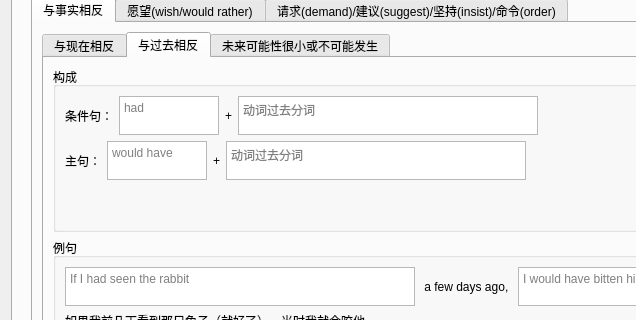
Old version of the form ui/EnglishPractice.ui in the repository SuWeipeng/EnglishPractice; both pictures show x 0 to 636 and y 114 to 434 of the 1040 by 696 pixel window.
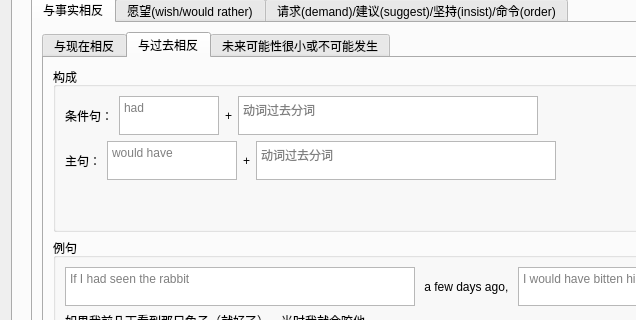
New version of the form. The open tabs and pages were chosen to show the change.

Commit message: 虚拟语气，完成 wish 的三种情况判定。

```diff
--- a/ui/EnglishPractice.ui
+++ b/ui/EnglishPractice.ui
@@ -1469,6 +1469,12 @@
                             </item>
                             <item>
                              <widget class="QTextEdit" name="textEdit_34">
+                              <property name="minimumSize">
+                               <size>
+                                <width>130</width>
+                                <height>0</height>
+                               </size>
+                              </property>
                               <property name="maximumSize">
                                <size>
                                 <width>100</width>
```
Left out of the diff: 2 changed lines with no effect on the pictures. The commit also changes 2 other files.
